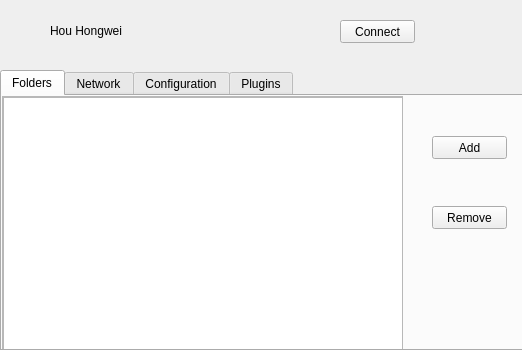
Qt form lib/ui/UniFileSyncPop.ui (neilhhw/BaiduYunPanPython) before a commit.
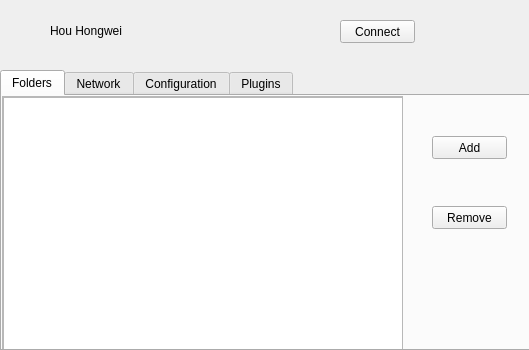
The same form after that commit.

Commit message: Modify UI to add statusBar as well as Make user from config file

What changed in the file:
```diff
--- a/lib/ui/UniFileSyncPop.ui
+++ b/lib/ui/UniFileSyncPop.ui
@@ -6,7 +6,7 @@
    <rect>
     <x>0</x>
     <y>0</y>
-    <width>522</width>
+    <width>529</width>
     <height>350</height>
    </rect>
   </property>
```
The commit also changes 2 other files.
